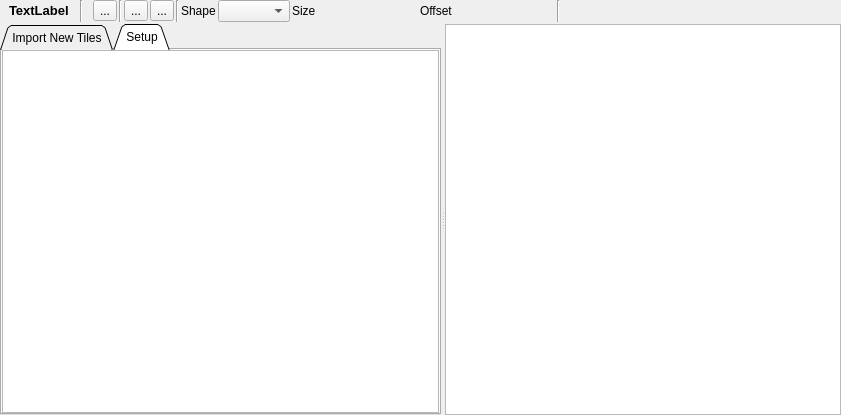
Qt form Editor/src/Widget/Auxiliary/AuxTileSet.ui (GameOverture/HarmonyEngine) before a commit.
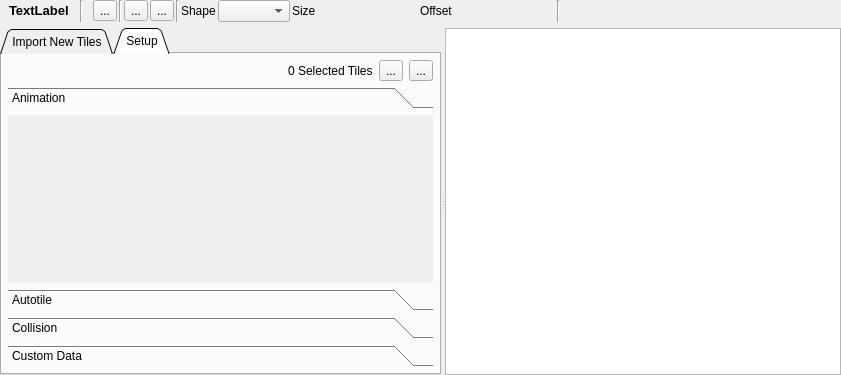
The same form after that commit. Icons and pictures are not drawn. Custom widgets are drawn as their Qt base class.

Commit message: Fix for editor entities to properly load asset items; TileSet shape overlay; TileSet and Shader icons swapped

Patch:
```diff
--- a/Editor/src/Widget/Auxiliary/AuxTileSet.ui
+++ b/Editor/src/Widget/Auxiliary/AuxTileSet.ui
@@ -7,16 +7,13 @@
     <x>0</x>
     <y>0</y>
     <width>841</width>
-    <height>415</height>
+    <height>354</height>
    </rect>
   </property>
   <property name="windowTitle">
    <string>Form</string>
   </property>
-  <layout class="QVBoxLayout" name="verticalLayout_7">
-   <property name="spacing">
-    <number>2</number>
-   </property>
+  <layout class="QVBoxLayout" name="verticalLayout_6">
    <property name="leftMargin">
     <number>0</number>
    </property>
@@ -442,7 +439,109 @@
             <number>0</number>
            </property>
            <item>
-            <widget class="QTreeView" name="treeView"/>
+            <layout class="QVBoxLayout" name="verticalLayout_5">
+             <property name="leftMargin">
+              <number>6</number>
+             </property>
+             <property name="topMargin">
+              <number>6</number>
+             </property>
+             <property name="rightMargin">
+              <number>6</number>
+             </property>
+             <property name="bottomMargin">
+              <number>6</number>
+             </property>
+             <item>
+              <layout class="QHBoxLayout" name="horizontalLayout_5">
+               <item>
+                <spacer name="horizontalSpacer_2">
+                 <property name="orientation">
+                  <enum>Qt::Horizontal</enum>
+                 </property>
+                 <property name="sizeHint" stdset="0">
+                  <size>
+                   <width>40</width>
+                   <height>20</height>
+                  </size>
+                 </property>
+                </spacer>
+               </item>
+               <item>
+                <widget class="QLabel" name="label_6">
+                 <property name="text">
+                  <string>0 Selected Tiles</string>
+                 </property>
+                </widget>
+               </item>
+               <item>
+                <widget class="QToolButton" name="btnReplaceTiles">
+                 <property name="text">
+                  <string>...</string>
+                 </property>
+                </widget>
+               </item>
+               <item>
+                <widget class="QToolButton" name="btnRemoveTiles">
+                 <property name="text">
+                  <string>...</string>
+                 </property>
+                </widget>
+               </item>
+              </layout>
+             </item>
+             <item>
+              <widget class="QToolBox" name="toolBox">
+               <property name="currentIndex">
+                <number>0</number>
+               </property>
+               <widget class="QWidget" name="pgAnimation">
+                <property name="geometry">
+                 <rect>
+                  <x>0</x>
+                  <y>0</y>
+                  <width>403</width>
+                  <height>141</height>
+                 </rect>
+                </property>
+                <attribute name="icon">
+                 <iconset resource="../../../data/HyEditor.qrc">
+                  <normaloff>:/icons16x16/media-play.png</normaloff>:/icons16x16/media-play.png</iconset>
+                </attribute>
+                <attribute name="label">
+                 <string>Animation</string>
+                </attribute>
+               </widget>
+               <widget class="QWidget" name="pgAutotile">
+                <attribute name="icon">
+                 <iconset resource="../../../data/HyEditor.qrc">
+                  <normaloff>:/icons16x16/tileset-autotile.png</normaloff>:/icons16x16/tileset-autotile.png</iconset>
+                </attribute>
+                <attribute name="label">
+                 <string>Autotile</string>
+                </attribute>
+               </widget>
+               <widget class="QWidget" name="pgCollision">
+                <attribute name="icon">
+                 <iconset resource="../../../data/HyEditor.qrc">
+                  <normaloff>:/icons16x16/showGrid-Origin.png</normaloff>:/icons16x16/showGrid-Origin.png</iconset>
+                </attribute>
+                <attribute name="label">
+                 <string>Collision</string>
+                </attribute>
+               </widget>
+               <widget class="QWidget" name="pgCustom">
+                <attribute name="icon">
+                 <iconset resource="../../../data/HyEditor.qrc">
+                  <normaloff>:/icons16x16/generic-rename.png</normaloff>:/icons16x16/generic-rename.png</iconset>
+                </attribute>
+                <attribute name="label">
+                 <string>Custom Data</string>
+                </attribute>
+               </widget>
+              </widget>
+             </item>
+            </layout>
            </item>
           </layout>
          </widget>
@@ -463,28 +562,28 @@
     </widget>
    </item>
   </layout>
-  <action name="actionUndo">
+  <action name="actionReplaceTiles">
    <property name="icon">
     <iconset resource="../../../data/HyEditor.qrc">
-     <normaloff>:/icons16x16/edit-undo.png</normaloff>:/icons16x16/edit-undo.png</iconset>
+     <normaloff>:/icons16x16/atlas-replaceFrame.png</normaloff>:/icons16x16/atlas-replaceFrame.png</iconset>
    </property>
    <property name="text">
-    <string>Undo</string>
+    <string>Replace Tiles</string>
    </property>
    <property name="toolTip">
-    <string>Undo last TileSet property modification</string>
+    <string>Replace all selected tiles with newly imported tiles</string>
    </property>
   </action>
-  <action name="actionRedo">
+  <action name="actionRemoveTiles">
    <property name="icon">
     <iconset resource="../../../data/HyEditor.qrc">
-     <normaloff>:/icons16x16/edit-redo.png</normaloff>:/icons16x16/edit-redo.png</iconset>
+     <normaloff>:/icons16x16/edit-delete.png</normaloff>:/icons16x16/edit-delete.png</iconset>
    </property>
    <property name="text">
-    <string>Redo</string>
+    <string>Remove Tiles</string>
    </property>
    <property name="toolTip">
-    <string>Redo the last undo'ed TileSet property modification</string>
+    <string>Remove all selected tiles from this tile set</string>
    </property>
   </action>
  </widget>
```
The commit also changes 32 other files.
